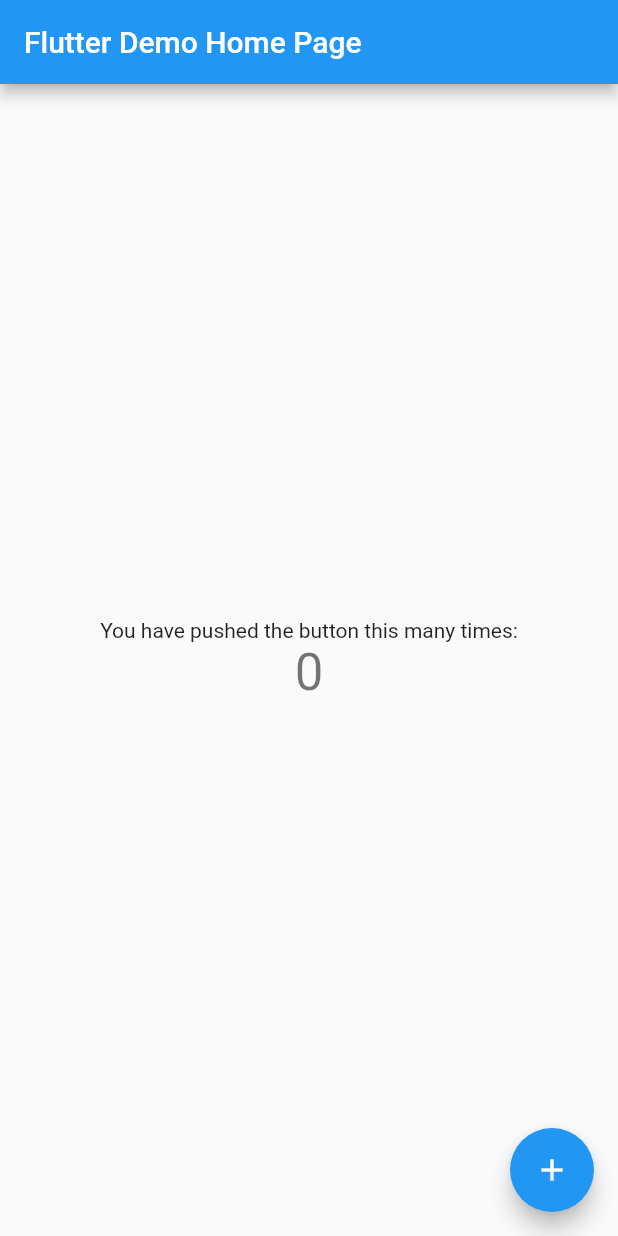
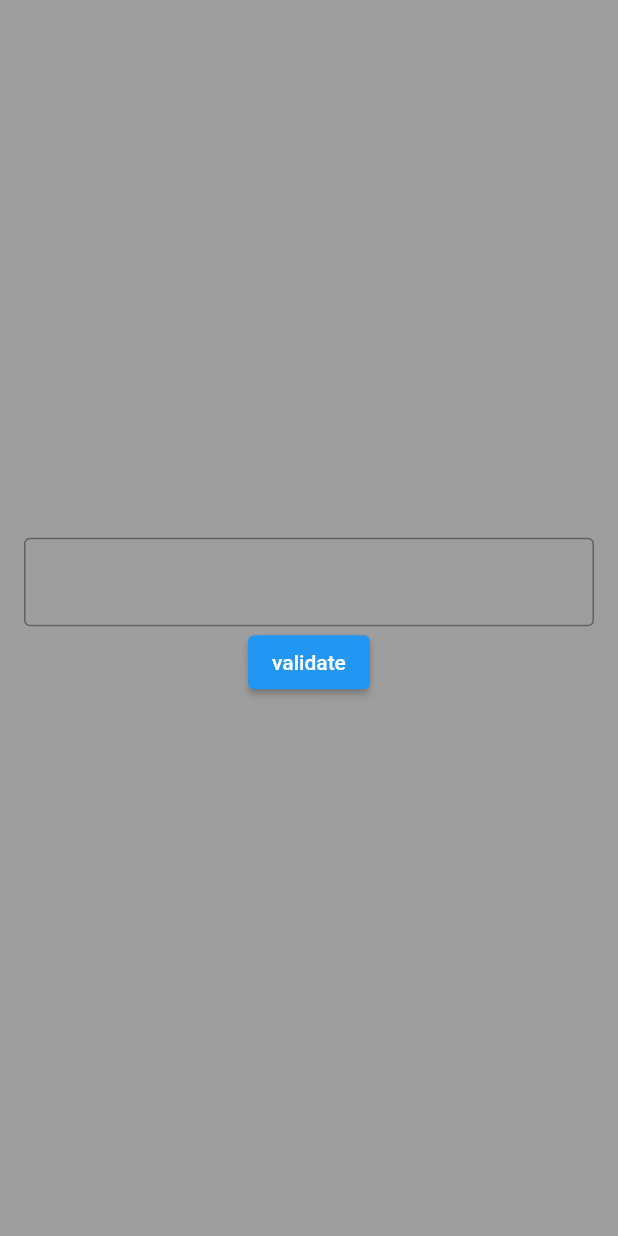
Before and after one commit to RyouMon/My-Frist-Date-With-Dart, a Flutter app: the screen it shows after launch, on a phone screen of 412 x 824 dp. Run offline on Flutter 3.47's test engine with Material 2 defaults, Android fonts, the phone set to English and light mode, and no system bars; our stand-ins replace datetime_picker_formfield.

Commit message:
input validation example

```diff
--- a/Chapter05/input/lib/main.dart
+++ b/Chapter05/input/lib/main.dart
@@ -1,4 +1,5 @@
 import 'package:flutter/material.dart';
+import 'package:input/verification_code_input_widget.dart';
 
 void main() {
   runApp(MyApp());
@@ -10,104 +11,48 @@ class MyApp extends StatelessWidget {
   Widget build(BuildContext context) {
     return MaterialApp(
       title: 'Flutter Demo',
-      theme: ThemeData(
-        // This is the theme of your application.
-        //
-        // Try running your application with "flutter run". You'll see the
-        // application has a blue toolbar. Then, without quitting the app, try
-        // changing the primarySwatch below to Colors.green and then invoke
-        // "hot reload" (press "r" in the console where you ran "flutter run",
-        // or simply save your changes to "hot reload" in a Flutter IDE).
-        // Notice that the counter didn't reset back to zero; the application
-        // is not restarted.
-        primarySwatch: Colors.blue,
-      ),
-      home: MyHomePage(title: 'Flutter Demo Home Page'),
+      home: CustomInputStateExamplesWidget(),
     );
   }
 }
 
-class MyHomePage extends StatefulWidget {
-  MyHomePage({Key? key, required this.title}) : super(key: key);
-
-  // This widget is the home page of your application. It is stateful, meaning
-  // that it has a State object (defined below) that contains fields that affect
-  // how it looks.
-
-  // This class is the configuration for the state. It holds the values (in this
-  // case the title) provided by the parent (in this case the App widget) and
-  // used by the build method of the State. Fields in a Widget subclass are
-  // always marked "final".
-
-  final String title;
-
-  @override
-  _MyHomePageState createState() => _MyHomePageState();
-}
-
-class _MyHomePageState extends State<MyHomePage> {
-  int _counter = 0;
-
-  void _incrementCounter() {
-    setState(() {
-      // This call to setState tells the Flutter framework that something has
-      // changed in this State, which causes it to rerun the build method below
-      // so that the display can reflect the updated values. If we changed
-      // _counter without calling setState(), then the build method would not be
-      // called again, and so nothing would appear to happen.
-      _counter++;
-    });
-  }
-
+/// Using the custom VerificationCodeInput in a Form
+class CustomInputStateExamplesWidget extends StatelessWidget {
   @override
   Widget build(BuildContext context) {
-    // This method is rerun every time setState is called, for instance as done
-    // by the _incrementCounter method above.
-    //
-    // The Flutter framework has been optimized to make rerunning build methods
-    // fast, so that you can just rebuild anything that needs updating rather
-    // than having to individually change instances of widgets.
     return Scaffold(
-      appBar: AppBar(
-        // Here we take the value from the MyHomePage object that was created by
-        // the App.build method, and use it to set our appbar title.
-        title: Text(widget.title),
-      ),
-      body: Center(
-        // Center is a layout widget. It takes a single child and positions it
-        // in the middle of the parent.
-        child: Column(
-          // Column is also a layout widget. It takes a list of children and
-          // arranges them vertically. By default, it sizes itself to fit its
-          // children horizontally, and tries to be as tall as its parent.
-          //
-          // Invoke "debug painting" (press "p" in the console, choose the
-          // "Toggle Debug Paint" action from the Flutter Inspector in Android
-          // Studio, or the "Toggle Debug Paint" command in Visual Studio Code)
-          // to see the wireframe for each widget.
-          //
-          // Column has various properties to control how it sizes itself and
-          // how it positions its children. Here we use mainAxisAlignment to
-          // center the children vertically; the main axis here is the vertical
-          // axis because Columns are vertical (the cross axis would be
-          // horizontal).
-          mainAxisAlignment: MainAxisAlignment.center,
-          children: <Widget>[
-            Text(
-              'You have pushed the button this many times:',
+      body: Container(
+        color: Colors.grey,
+        alignment: Alignment.center,
+        child: Padding(
+          padding: const EdgeInsets.all(16.0),
+          child: Form(
+            child: Column(
+              mainAxisSize: MainAxisSize.min,
+              children: <Widget>[
+                VerificationCodeFormField(
+                  validator: (String? value) {
+                    if (value!.isEmpty) return "cannot be empty";
+                    if (value.length < 6) return "You must inform all 6 digits";
+
+                    return null;
+                  },
+                ),
+                Builder(
+                  builder: (BuildContext context) => ElevatedButton(
+                    onPressed: () {
+                      print("Running validation");
+                      final valid = Form.of(context)?.validate();
+                      print("valid: $valid");
+                    },
+                    child: Text("validate"),
+                  ),
+                )
+              ],
             ),
-            Text(
-              '$_counter',
-              style: Theme.of(context).textTheme.headline4,
-            ),
-          ],
+          ),
         ),
       ),
-      floatingActionButton: FloatingActionButton(
-        onPressed: _incrementCounter,
-        tooltip: 'Increment',
-        child: Icon(Icons.add),
-      ), // This trailing comma makes auto-formatting nicer for build methods.
     );
   }
 }
--- /dev/null
+++ b/Chapter05/input/lib/verification_code_input_widget.dart
@@ -0,0 +1,91 @@
+import 'package:flutter/material.dart';
+import 'package:flutter/services.dart';
+
+class VerificationCodeInput extends StatefulWidget {
+  final BorderSide borderSide;
+  final onChanged;
+  final controller;
+
+  const VerificationCodeInput({
+    Key? key,
+    this.controller,
+    this.borderSide = const BorderSide(),
+    this.onChanged,
+  }) : super(key: key);
+
+  @override
+  _VerificationCodeInputState createState() => _VerificationCodeInputState();
+}
+
+class _VerificationCodeInputState extends State<VerificationCodeInput> {
+  @override
+  Widget build(BuildContext context) {
+    return TextField(
+      controller: widget.controller,
+      inputFormatters: [
+        FilteringTextInputFormatter.allow(RegExp("[0-9]")),
+        LengthLimitingTextInputFormatter(6),
+      ],
+      textAlign: TextAlign.center,
+      decoration: InputDecoration(
+        border: OutlineInputBorder(
+          borderSide: widget.borderSide,
+        ),
+      ),
+      keyboardType: TextInputType.number,
+      onChanged: widget.onChanged,
+    );
+  }
+}
+
+/// FormField version of the VerificationCodeInput widget
+class VerificationCodeFormField extends FormField<String> {
+  final TextEditingController? controller;
+
+  VerificationCodeFormField({
+    Key? key,
+    FormFieldSetter<String>? onSaved,
+    this.controller,
+    required FormFieldValidator<String> validator,
+  }) : super(
+          key: key,
+          validator: validator,
+          builder: (FormFieldState<String> field) {
+            _VerificationCodeFormFieldState state =
+                field as _VerificationCodeFormFieldState;
+            return VerificationCodeInput(
+              controller: state._controller,
+            );
+          },
+        );
+
+  @override
+  FormFieldState<String> createState() => _VerificationCodeFormFieldState();
+}
+
+class _VerificationCodeFormFieldState extends FormFieldState<String> {
+  final TextEditingController _controller = TextEditingController(text: "");
+
+  @override
+  void initState() {
+    super.initState();
+
+    _controller.addListener(_controllerChanged);
+  }
+
+  @override
+  void reset() {
+    super.reset();
+    _controller.text = "";
+  }
+
+  void _controllerChanged() {
+    didChange(_controller.text);
+  }
+
+  @override
+  void dispose() {
+    _controller.removeListener(_controllerChanged);
+    super.dispose();
+  }
+}
```
